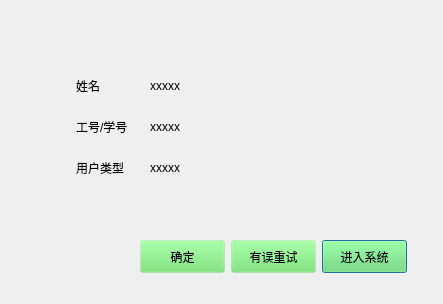
Before: the Qt Designer form Client/ui_design/id_info_win.ui in ApplauseWow/GraduationProject, drawn with Qt 5.
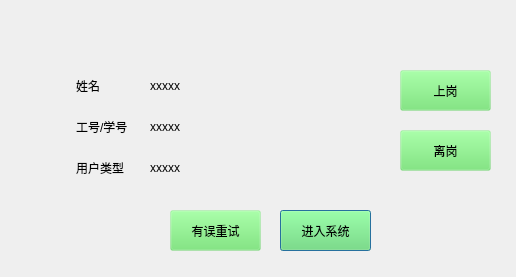
After: the same form once the commit is applied.

```diff
--- a/Client/ui_design/id_info_win.ui
+++ b/Client/ui_design/id_info_win.ui
@@ -6,8 +6,8 @@
    <rect>
     <x>0</x>
     <y>0</y>
-    <width>443</width>
-    <height>304</height>
+    <width>516</width>
+    <height>277</height>
    </rect>
   </property>
   <property name="windowTitle">
@@ -19,10 +19,10 @@
   <widget class="QPushButton" name="b_login">
    <property name="geometry">
     <rect>
-     <x>322</x>
-     <y>240</y>
-     <width>85</width>
-     <height>33</height>
+     <x>280</x>
+     <y>210</y>
+     <width>91</width>
+     <height>41</height>
     </rect>
    </property>
    <property name="styleSheet">
@@ -57,10 +57,10 @@
   <widget class="QPushButton" name="b_wrong">
    <property name="geometry">
     <rect>
-     <x>231</x>
-     <y>240</y>
-     <width>85</width>
-     <height>33</height>
+     <x>170</x>
+     <y>210</y>
+     <width>91</width>
+     <height>41</height>
     </rect>
    </property>
    <property name="styleSheet">
@@ -95,10 +95,10 @@
   <widget class="QPushButton" name="b_ok">
    <property name="geometry">
     <rect>
-     <x>140</x>
-     <y>240</y>
-     <width>85</width>
-     <height>33</height>
+     <x>400</x>
+     <y>70</y>
+     <width>91</width>
+     <height>41</height>
     </rect>
    </property>
    <property name="styleSheet">
@@ -127,7 +127,7 @@
                    }</string>
    </property>
    <property name="text">
-    <string>确定</string>
+    <string>上岗</string>
    </property>
   </widget>
   <widget class="QLabel" name="l_name">
@@ -208,6 +208,44 @@
     <string>用户类型</string>
    </property>
   </widget>
+  <widget class="QPushButton" name="b_off">
+   <property name="geometry">
+    <rect>
+     <x>400</x>
+     <y>130</y>
+     <width>91</width>
+     <height>41</height>
+    </rect>
+   </property>
+   <property name="styleSheet">
+    <string notr="true">QPushButton{
+                   background-color:rgba(100,225,100,30);//背景色（也可以设置图片）
+                   border-style:outset;                  //边框样式（inset/outset）
+                   border-width:4px;                     //边框宽度像素
+                   border-radius:10px;                  //边框圆角半径像素
+                   border-color:rgba(255,255,255,30);    //边框颜色
+                   font:bold 10px;                      //字体，字体大小
+                   color:rgba(0,0,0,100);                //字体颜色
+                   padding:6px;                         //填衬
+                   }
+                   //鼠标按下样式
+                   QPushButton:pressed{
+                   background-color:rgba(100,255,100,200);
+                   border-color:rgba(255,255,255,30);
+                   border-style:inset;
+                   color:rgba(0,0,0,100);
+                   }
+                   //鼠标悬停样式
+                   QPushButton:hover{
+                   background-color:rgba(100,255,100,100);
+                   border-color:rgba(255,255,255,200);
+                   color:rgba(0,0,0,200);
+                   }</string>
+   </property>
+   <property name="text">
+    <string>离岗</string>
+   </property>
+  </widget>
  </widget>
  <resources/>
  <connections/>
```
Left out of the diff: 2 changed lines with no effect on the pictures.
